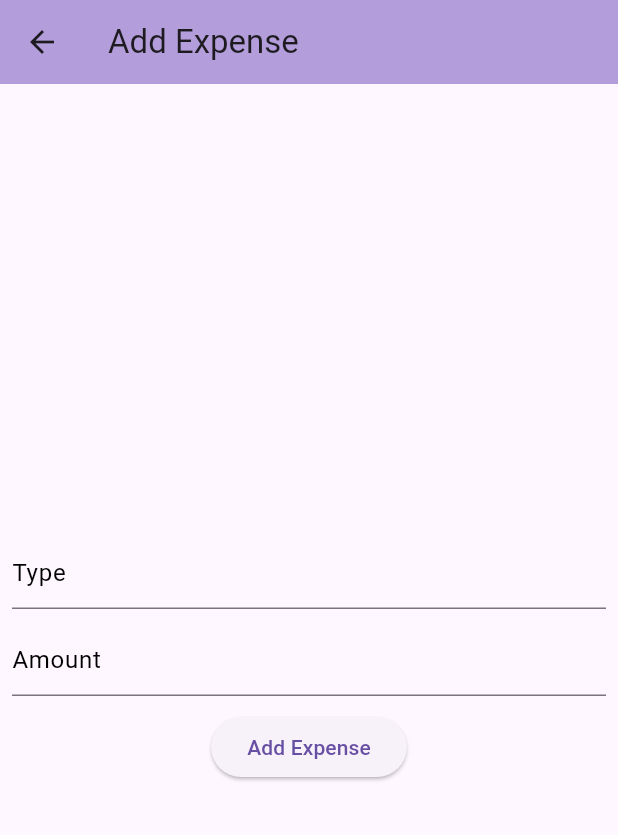
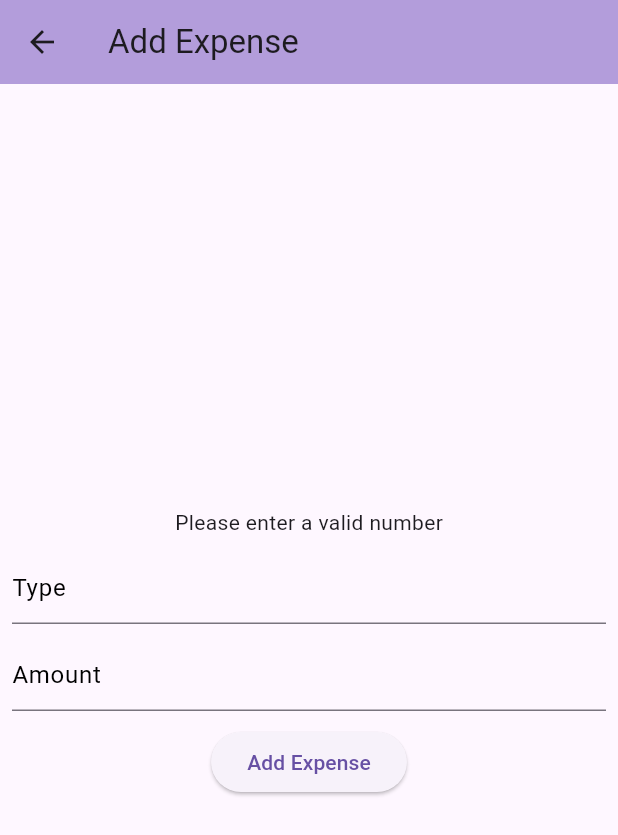
Before and after one commit to Coosis/expenseapp, a Flutter app: the AddExpensePage screen opened by its route, after a tap on "Add Expense", on a phone screen of 412 x 824 dp. Shown: the top 835 px of the screen. Run offline on Flutter 3.47's test engine with Material 3 defaults, Android fonts, the phone set to English and light mode, and no system bars; our stand-ins replace shared_preferences; missing offline and left inert: jwt_decode; accounts and stored records are empty.

```diff
--- a/lib/addexpensepage.dart
+++ b/lib/addexpensepage.dart
@@ -1,6 +1,12 @@
+import 'dart:convert';
+
 import 'package:flutter/material.dart';
+import 'package:http/http.dart' as http;
+import 'package:http/http.dart';
+import 'global.dart';
 
-class AddExpensePage extends StatelessWidget {
+class AddExpensePage extends StatefulWidget {
+  static const url = 'http://127.0.0.1:5000/add_expense';
   const AddExpensePage({
     super.key,
     required this.typeController,
@@ -8,6 +14,33 @@ class AddExpensePage extends StatelessWidget {
   });
   final typeController;
   final amountController;
+
+  @override
+  State<AddExpensePage> createState() => _AddExpensePageState();
+}
+
+class _AddExpensePageState extends State<AddExpensePage> {
+  var hintText = '';
+
+  Future<Response> addExpense(int type, int amount) async {
+    try {
+      final response = await http.post(
+        Uri.parse(AddExpensePage.url),
+        headers: {
+          'Content-Type': 'application/json',
+          'Authorization': 'Bearer $jwtkey',
+        },
+        body: jsonEncode({
+          'type': '$type',
+          'amount': '$amount',
+        }),
+      );
+      return response;
+    } catch (e) {
+      print(e.runtimeType);
+      return Response('{"error": "${e.runtimeType}"}', 500);
+    }
+  }
 
   @override
   Widget build(BuildContext context) {
@@ -22,8 +55,12 @@ class AddExpensePage extends StatelessWidget {
           child: Column(
             mainAxisAlignment: MainAxisAlignment.center,
             children: [
+              Text(hintText),
+              SizedBox(
+                height: 10,
+              ),
               TextField(
-                controller: typeController,
+                controller: widget.typeController,
                 decoration: InputDecoration(
                   hintText: 'Type',
                   hintStyle: const TextStyle(color: Colors.black),
@@ -33,7 +70,7 @@ class AddExpensePage extends StatelessWidget {
                 height: 10,
               ),
               TextField(
-                controller: amountController,
+                controller: widget.amountController,
                 decoration: InputDecoration(
                   hintText: 'Amount',
                   hintStyle: const TextStyle(color: Colors.black),
@@ -44,9 +81,37 @@ class AddExpensePage extends StatelessWidget {
               ),
               ElevatedButton(
                 onPressed: () {
-                  // print('Add expense');
+                  int? type = int.tryParse(widget.typeController.text);
+                  int? amount = int.tryParse(widget.amountController.text);
+
+                  if (type == null || amount == null) {
+                    setState(() {
+                      hintText = 'Please enter a valid number';
+                    });
+                    return;
+                  }
+
+                  hintText = '';
+                  addExpense(type, amount).then((resp) {
+                    if (resp.statusCode == 200) {
+                      Navigator.pop(context);
+                    } else if (resp.statusCode == 401) {
+                      hintText = 'Unauthorized, try logging in again';
+                    } else if (resp.statusCode == 403) {
+                      hintText = 'Invalid token, try logging in again';
+                    } else {
+                      var decoded = jsonDecode(resp.body);
+                      setState(() {
+                        hintText =
+                            'Error code ${resp.statusCode}: ${decoded['error']}';
+                      });
+                    }
+                  });
                 },
                 child: const Text('Add Expense'),
+              ),
+              SizedBox(
+                height: 10,
               ),
             ],
           ),
```
Also changed, not shown: lib/expensepage.dart (+6 -1 lines).
